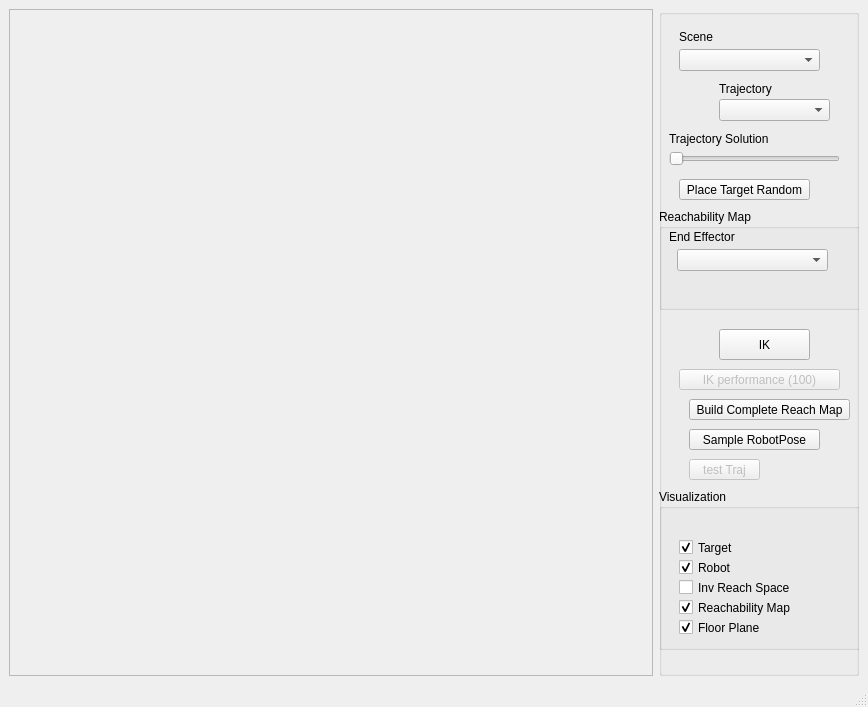
Old version of the form VirtualRobot/examples/ReachabilityInversion/InvReachDemo.ui in the repository softbankrobotics-research/Simox.
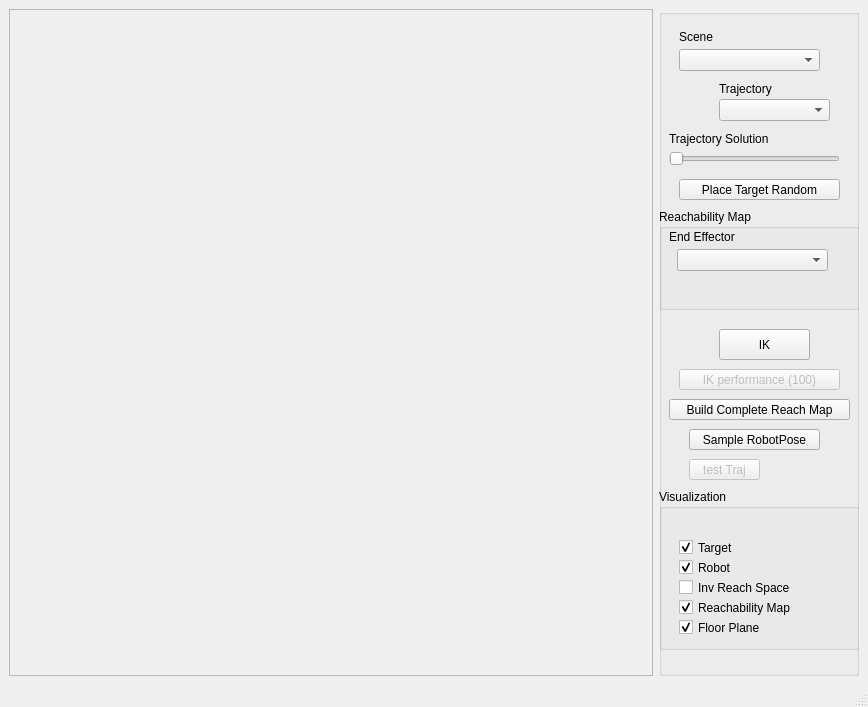
New version of the form.

Commit message: tweaked build-method of Inv-Reachability; changed visu of Inv-Reachability; fixed minor bug in demo

What changed in the file:
```diff
--- a/VirtualRobot/examples/ReachabilityInversion/InvReachDemo.ui
+++ b/VirtualRobot/examples/ReachabilityInversion/InvReachDemo.ui
@@ -170,7 +170,7 @@
         <rect>
          <x>20</x>
          <y>170</y>
-         <width>131</width>
+         <width>161</width>
          <height>21</height>
         </rect>
        </property>
@@ -197,9 +197,9 @@
       <widget class="QPushButton" name="pushButton2">
        <property name="geometry">
         <rect>
-         <x>30</x>
+         <x>10</x>
          <y>390</y>
-         <width>161</width>
+         <width>181</width>
          <height>21</height>
         </rect>
        </property>
```
Left out of the diff: 4 changed lines with no effect on the pictures. The commit also changes 6 other files.
